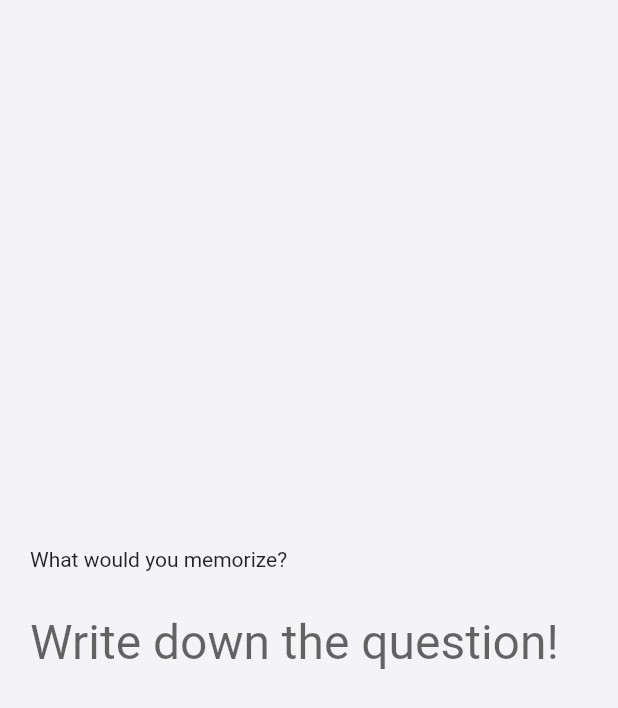
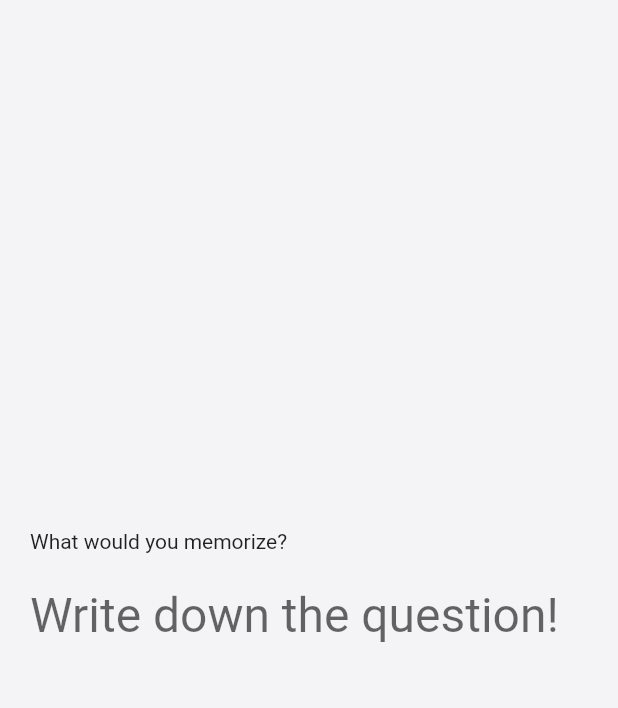
Before and after one commit to devourer3/tome, a Flutter app: the screen it shows after launch, on a phone screen of 412 x 824 dp. Shown: the top 708 px of the screen. Run offline on Flutter 3.47's test engine with Material 2 defaults, Android fonts, the light colour scheme and no system bars; our stand-ins replace bloc, easy_localization, equatable, firebase_core, flutter_bloc, flutter_easyloading and 4 more; accounts and stored records are empty; generated files the repository leaves out were written again.

Commit message:
메모리 db 저장

```diff
--- a/lib/data/db/model/memory.dart
+++ b/lib/data/db/model/memory.dart
@@ -6,8 +6,8 @@ const memoryQuestionColumn = 'question';
 const memoryAnswerColumn = 'answer';
 const memoryCorrectCountColumn = 'correctCount';
 const memoryWrongCountColumn = 'wrongCount';
-const memoryQuestionImage = 'questionImage';
-const memoryAnswerImage = 'answerImage';
+const memoryQuestionImageColumn = 'questionImage';
+const memoryAnswerImageColumn = 'answerImage';
 const memoryCTimeColumn = 'cTime';
 const memoryUTimeColumn = 'uTime';
 
@@ -56,7 +56,7 @@ class MemoryItemModel extends BaseModel {
     answer = map[memoryAnswerColumn] as String;
     correctCount = map[memoryCorrectCountColumn] as int;
     wrongCount = map[memoryWrongCountColumn] as int;
-    questionImage = map[memoryQuestionColumn] as Uint8List;
-    answerImage = map[memoryAnswerColumn] as Uint8List;
+    questionImage = map[memoryQuestionImageColumn] as Uint8List?;
+    answerImage = map[memoryAnswerImageColumn] as Uint8List?;
   }
 }
--- a/lib/domain/local/memory_repository.dart
+++ b/lib/domain/local/memory_repository.dart
@@ -1,9 +1,7 @@
-import 'package:logger/logger.dart';
 import 'package:sqflite/sqflite.dart';
 import 'package:tome/data/db/db_helper.dart';
 import 'package:tome/data/db/model/memory.dart';
 import 'package:tome/data/db/scheme/table_name.dart';
-import 'package:tome/ui/utils/base_util.dart';
 
 class MemoryRepository {
   final db = DBHelper().database;
--- a/lib/ui/Intro/bloc/intro_memo_bloc.dart
+++ b/lib/ui/Intro/bloc/intro_memo_bloc.dart
@@ -1,11 +1,8 @@
-import 'dart:math';
-
 import 'package:bloc/bloc.dart';
 import 'package:tome/data/db/model/memory.dart';
 import 'package:tome/domain/local/memory_repository.dart';
 import 'package:tome/ui/Intro/bloc/intro_memo_state.dart';
 import 'package:tome/ui/constants/bloc_status.dart';
-import 'package:tome/ui/utils/base_util.dart';
 
 import 'intro_memo_event.dart';
 
@@ -41,7 +38,6 @@ class MemoryBloc extends Bloc<MemoryEvent, MemoryState> {
       ) async {
     emit(state.setState(pStatus: BlocStatus.loading));
     try {
-      event.log();
       await _memoryRepository.insertMemory(event.memoryItemModel);
       final List<MemoryItemModel> memoryList = await _memoryRepository.getAllMemory();
       emit(state.setState(pStatus: BlocStatus.success, pMemoryList: memoryList));
--- a/lib/ui/Intro/view/intro.dart
+++ b/lib/ui/Intro/view/intro.dart
@@ -3,6 +3,7 @@ import 'package:flutter/cupertino.dart';
 import 'package:flutter/material.dart';
 import 'package:flutter_bloc/flutter_bloc.dart';
 import 'package:tome/data/db/model/memory.dart';
+import 'package:tome/domain/local/memory_repository.dart';
 import 'package:tome/ui/Intro/bloc/intro_memo_bloc.dart';
 import 'package:tome/ui/Intro/bloc/intro_memo_event.dart';
 import 'package:tome/ui/Intro/bloc/intro_memo_state.dart';
@@ -10,48 +11,58 @@ import 'package:tome/ui/base/elavated_button/elevated_button.dart';
 import 'package:tome/ui/base/space/space.dart';
 import 'package:tome/ui/base/textField/textField.dart';
 import 'package:tome/ui/constants/colors.dart';
-import 'package:tome/ui/utils/base_util.dart';
+import 'package:tome/ui/constants/routes.dart';
 import 'package:tome/ui/utils/theme_util.dart';
 
 class Intro extends StatefulWidget {
-  Intro({super.key});
+  final FocusNode focus = FocusNode();
+  final MemoryRepository memoryRepository;
 
-  final FocusNode focus = FocusNode();
+  Intro({ super.key, required this.memoryRepository });
 
   @override
   State<StatefulWidget> createState() => _IntroState();
 }
 
 class _IntroState extends State<Intro> {
+
   String question = "";
   String answer = "";
 
   @override
   void initState() {
+    super.initState();
     setState(() {
       question = "";
       answer = "";
+    });
+    final memoryList = widget.memoryRepository.getAllMemory();
+    memoryList.then((value) {
+      if (value.isNotEmpty) {
+        Navigator.pushNamed(context, Routes.urlHome);
+      }
     });
   }
 
   @override
   Widget build(BuildContext context) {
     return BlocBuilder<MemoryBloc, MemoryState>(builder: (blocContext, state) {
-      state.log();
         return Scaffold(
             body: Container(
                 margin: const EdgeInsets.symmetric(horizontal: 20),
-              child: Column(mainAxisAlignment: MainAxisAlignment.center, crossAxisAlignment: CrossAxisAlignment.start, children: [
+                child: Column(
+                  mainAxisAlignment: MainAxisAlignment.center,
+                  crossAxisAlignment: CrossAxisAlignment.start,
+                  children: [
                     Text(tr('question_title')),
-                const Space(height: 16),
+                    const Space(height: 10),
                     CustomTextField(
                       inputType: TextInputType.text,
                       inputAction: TextInputAction.next,
                       hint: tr('question_hint'),
                       maxLines: 1,
                       fontSize: 32,
-                  onTextChange: (text) =>
-                  {
+                      onTextChange: (text) => {
                         setState(() {
                           question = text;
                         })
@@ -60,14 +71,14 @@ class _IntroState extends State<Intro> {
                     ),
                     AnimatedOpacity(
                       opacity: question.isNotEmpty || answer.isNotEmpty ? 1.0 : 0.0,
-                  duration: const Duration(milliseconds: 500),
+                      duration: const Duration(milliseconds: 1000),
                       child: Column(
                         crossAxisAlignment: CrossAxisAlignment.start,
                         children: (question.isNotEmpty || answer.isNotEmpty)
                             ? [
                           const Space(height: 24),
                           Text(tr('answer_title')),
-                      const Space(height: 16),
+                          const Space(height: 10),
                           CustomTextField(
                             inputType: TextInputType.text,
                             inputAction: TextInputAction.next,
@@ -75,35 +86,36 @@ class _IntroState extends State<Intro> {
                             hint: tr('answer_hint'),
                             maxLines: 1,
                             fontSize: 32,
-                        onTextChange: (text) =>
-                        {
+                            onTextChange: (text) => {
                               setState(() {
                                 answer = text;
                               })
                             },
                             onEditingComplete: (text) => {},
                           ),
-                      const Space(height: 24),
                         ]
                             : [],
                       ),
                     ),
+                    const Space(height: 30),
                     AnimatedOpacity(
                       opacity: question.isNotEmpty && answer.isNotEmpty ? 1.0 : 0.0,
-                  duration: const Duration(milliseconds: 500),
-                  child: question.isNotEmpty && answer.isNotEmpty ? ElevatedButtonView(
+                      duration: const Duration(milliseconds: 1000),
+                      child: question.isNotEmpty && answer.isNotEmpty
+                          ? ElevatedButtonView(
                         btnTitle: tr('save'),
                         height: 50,
                         btnStyle: ButtonStyle(backgroundColor: MaterialStatePropertyAll(ThemeColor(context: context, name: ColorName.active))),
-                    onPressed: () =>
-                    {
+                        onPressed: () => {
                           context.read<MemoryBloc>().add(MemoryAdded(MemoryItemModel.init(pMemoryQuestion: question, pMemoryAnswer: answer))),
+                          Navigator.pushNamed(context, Routes.urlHome),
                         },
-                  ) : const SizedBox(),
+                      )
+                          : const SizedBox(),
                     ),
                   ],
-              ))
+                )));
+      }
     );
-    });
   }
 }
--- a/lib/ui/app.dart
+++ b/lib/ui/app.dart
@@ -7,6 +7,7 @@ import 'package:tome/domain/local/memory_repository.dart';
 import 'package:tome/ui/Intro/bloc/intro_memo_bloc.dart';
 import 'package:tome/ui/Intro/bloc/intro_memo_event.dart';
 import 'package:tome/ui/Intro/view/intro.dart';
+import 'package:tome/ui/home/view/home.dart';
 import 'package:tome/ui/theme/theme.dart';
 
 import 'constants/routes.dart';
@@ -17,10 +18,11 @@ class Tome extends StatelessWidget {
   // This widget is the root of your application.
   @override
   Widget build(BuildContext context) {
+    final memoryRepository = MemoryRepository();
     return MultiBlocProvider(
       providers: [
         BlocProvider(
-          create: (_) => MemoryBloc(memoryRepository: MemoryRepository())..add(MemoryInit()),
+          create: (_) => MemoryBloc(memoryRepository: memoryRepository)..add(MemoryInit()),
         ),
         // BlocProvider(
         //   create: (_) => CreditCardAddBloc(
@@ -38,12 +40,13 @@ class Tome extends StatelessWidget {
         locale: context.locale,
         supportedLocales: context.supportedLocales,
         localizationsDelegates: context.localizationDelegates,
-        initialRoute: Routes.urlHome,
+        initialRoute: Routes.urlIntro,
         builder: EasyLoading.init(builder: (context, child) {
           return MediaQuery(data: MediaQuery.of(context).copyWith(textScaleFactor: 1.0), child: child ?? const Text(''));
         }),
         routes: {
-          Routes.urlHome: (_) => Intro(),
+          Routes.urlIntro: (_) => Intro(memoryRepository: memoryRepository),
+          Routes.urlHome: (_) => Home(),
         },
       ),
     );
--- a/lib/ui/constants/routes.dart
+++ b/lib/ui/constants/routes.dart
@@ -1,5 +1,5 @@
 class Routes {
-  static const urlHome = '/';
-  static const urlCardAdd = '/home';
-  static const urlCardDetail = '/detail';
+  static const urlIntro = '/';
+  static const urlHome = '/home';
+  static const urlMemoryDetail = '/detail';
 }
--- /dev/null
+++ b/lib/ui/home/view/home.dart
@@ -0,0 +1,16 @@
+import 'package:flutter/cupertino.dart';
+
+class Home extends StatefulWidget {
+  @override
+  State<StatefulWidget> createState() => _HomeState();
+}
+
+class _HomeState extends State<Home> {
+  @override
+  Widget build(BuildContext context) {
+    return Container(
+      child: Text('야!!'),
+    );
+  }
+
+}
```
Also changed, not shown: 1 other file. Lines whose indentation alone changed are shown as unchanged.
